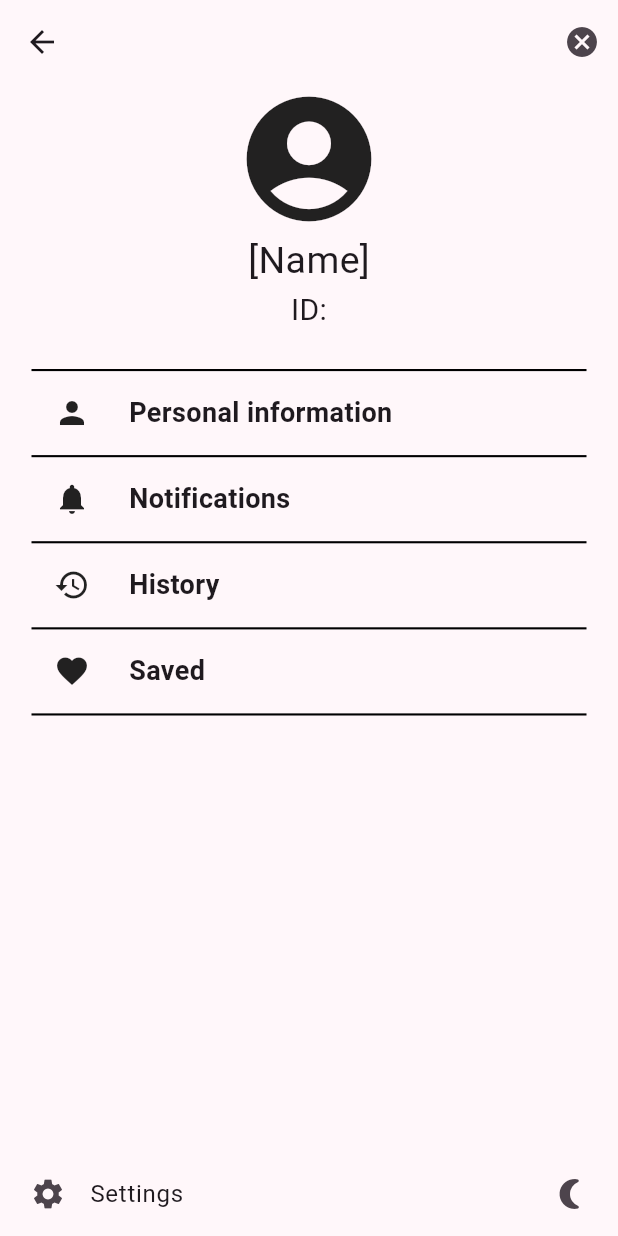
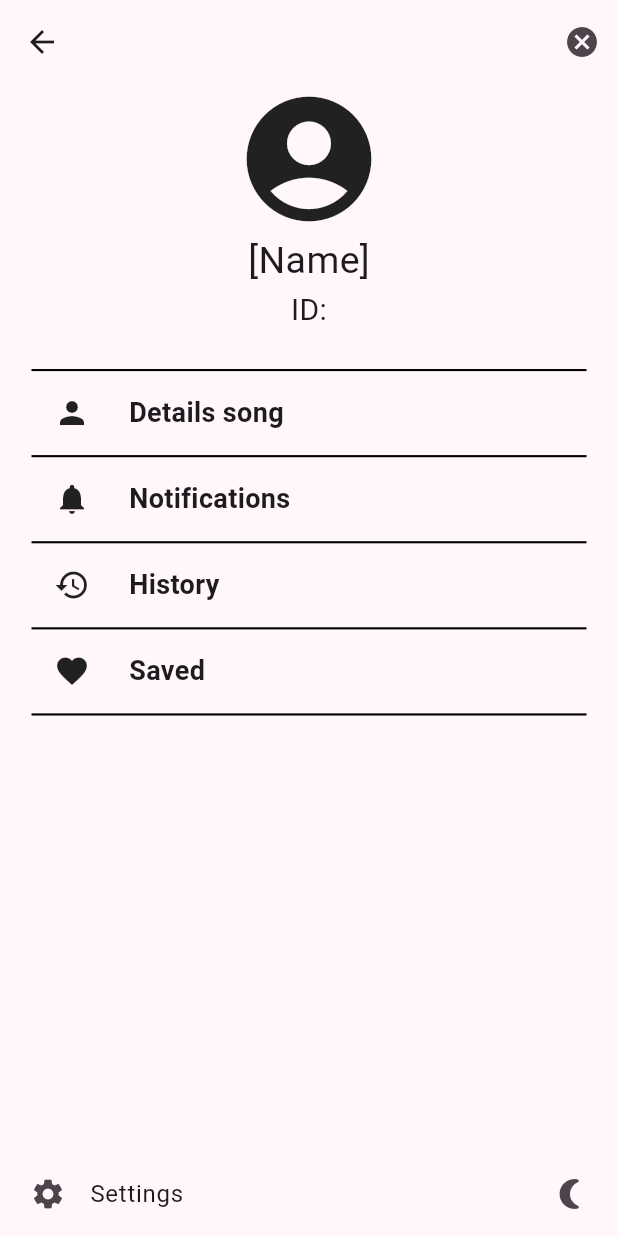
Before and after one commit to JP-Tellez/Groove-It, a Flutter app: the Profile screen opened directly, on a phone screen of 412 x 824 dp. Run offline on Flutter 3.47's test engine with Material 3 defaults, Android fonts, the phone set to English and light mode, and no system bars; our stand-ins replace bloc, cloud_firestore, equatable, firebase_auth, firebase_core, firebase_storage and 2 more; missing offline and left inert: flutter_acrcloud; accounts and stored records are empty; generated files the repository leaves out were written again.

Commit message:
Add files via upload

```diff
--- a/lib/profile.dart
+++ b/lib/profile.dart
@@ -1,9 +1,12 @@
 import 'package:flutter/material.dart';
 import 'package:flutter_bloc/flutter_bloc.dart';
+import 'package:groove_it/detail_song.dart';
+import 'package:groove_it/history.dart';
 import 'package:groove_it/music/music_provider.dart';
+import 'package:groove_it/saved.dart';
 
 class Profile extends StatelessWidget {
-  Profile({super.key});
+  Profile({Key? key});
 
   @override
   Widget build(BuildContext context) {
@@ -53,10 +56,16 @@ class Profile extends StatelessWidget {
             Expanded(
               child: ListView(
                 children: [
-                  ListView(
-                    shrinkWrap: true,
-                    children: [
-                      Container(
+                  GestureDetector(
+                    onTap: () {
+                      // Agregar aquí la función que deseas ejecutar cuando se toca el texto "Personal information"
+                      Navigator.of(context).push(
+                        MaterialPageRoute(
+                          builder: (_) => DetailSong(),
+                        ),
+                      );
+                    },
+                    child: Container(
                       padding: EdgeInsets.symmetric(horizontal: 20),
                       child: Row(
                         children: [
@@ -67,7 +76,7 @@ class Profile extends StatelessWidget {
                           ),
                           SizedBox(width: 10),
                           Text(
-                              "Personal information",
+                            "Details song",
                             textAlign: TextAlign.start,
                             style: TextStyle(
                               fontSize: 18,
@@ -77,7 +86,6 @@ class Profile extends StatelessWidget {
                         ],
                       ),
                     ),
-                    ],
                   ),
                   SizedBox(height: 15),
                   Center(
@@ -88,10 +96,12 @@ class Profile extends StatelessWidget {
                     ),
                   ),
                   SizedBox(height: 15),
-                  ListView(
-                    shrinkWrap: true,
-                    children: [
-                      Container(
+                  GestureDetector(
+                    onTap: () {
+                      // Agregar aquí la función que deseas ejecutar cuando se toca el texto "Notifications"
+                      print('Se tocó el texto "Notifications"');
+                    },
+                    child: Container(
                       padding: EdgeInsets.symmetric(horizontal: 20),
                       child: Row(
                         children: [
@@ -112,6 +122,7 @@ class Profile extends StatelessWidget {
                         ],
                       ),
                     ),
+                  ),
                   SizedBox(height: 15),
                   Center(
                     child: Container(
@@ -120,13 +131,17 @@ class Profile extends StatelessWidget {
                       color: Colors.black,
                     ),
                   ),
-                    ],
+                  SizedBox(height: 15),
+                  GestureDetector(
+                    onTap: () {
+                      // Agregar aquí la función que deseas ejecutar cuando se toca el texto "History"
+                      Navigator.of(context).push(
+                        MaterialPageRoute(
+                          builder: (_) => History(),
                         ),
-                  SizedBox(height: 15),
-                  ListView(
-                    shrinkWrap: true,
-                    children: [
-                      Container(
+                      );
+                    },
+                    child: Container(
                       padding: EdgeInsets.symmetric(horizontal: 20),
                       child: Row(
                         children: [
@@ -147,6 +162,7 @@ class Profile extends StatelessWidget {
                         ],
                       ),
                     ),
+                  ),
                   SizedBox(height: 15),
                   Center(
                     child: Container(
@@ -155,13 +171,17 @@ class Profile extends StatelessWidget {
                       color: Colors.black,
                     ),
                   ),
-                    ],
+                  SizedBox(height: 15),
+                  GestureDetector(
+                    onTap: () {
+                      Navigator.of(context).push(
+                        MaterialPageRoute(
+                          builder: (_) => Saved(),
                         ),
-                  SizedBox(height: 15),
-                  ListView(
-                    shrinkWrap: true,
-                    children: [
-                      Container(
+                      );
+                      // Agregar aquí la función que deseas ejecutar cuando se toca el texto "Saved"
+                    },
+                    child: Container(
                       padding: EdgeInsets.symmetric(horizontal: 20),
                       child: Row(
                         children: [
@@ -182,6 +202,7 @@ class Profile extends StatelessWidget {
                         ],
                       ),
                     ),
+                  ),
                   SizedBox(height: 15),
                   Center(
                     child: Container(
@@ -189,8 +210,6 @@ class Profile extends StatelessWidget {
                       height: 1.4,
                       color: Colors.black,
                     ),
-                      ),
-                    ],
                   ),
                 ],
               ),
@@ -214,7 +233,7 @@ class Profile extends StatelessWidget {
                 child: Icon(Icons.nightlight_round),
               ),
               onTap: () {
-                // Si deseas que ListTile en si tenga una acción diferente, colocarla aquí
+                // Si deseas que ListTile en sí tenga una acción diferente, colocarla aquí
               },
             ),
           ],
```
Lines whose indentation alone changed are shown as unchanged.
